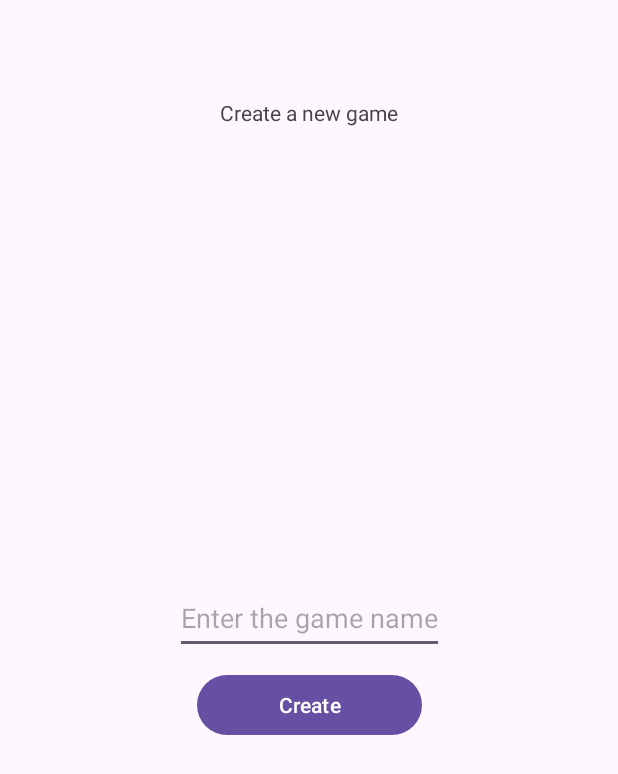
After one commit to PsyCowpathe/MunchkinLike-Client, an Android app: the layout new_game.xml on its own in the app's theme, with its tools: preview values and no code run, on a phone screen of 412 x 824 dp. The commit adds this screen. Shown: the top 774 px of the screen. Run offline under Robolectric (Android 15) with nearby library versions, the phone set to English and light mode, and no system bars.

Commit message:
User can now send game creation request

```diff
--- /dev/null
+++ b/app/src/main/res/layout/new_game.xml
@@ -0,0 +1,43 @@
+<?xml version="1.0" encoding="utf-8"?>
+<androidx.constraintlayout.widget.ConstraintLayout xmlns:android="http://schemas.android.com/apk/res/android"
+    xmlns:app="http://schemas.android.com/apk/res-auto"
+    xmlns:tools="http://schemas.android.com/tools"
+    android:layout_width="match_parent"
+    android:layout_height="match_parent"
+    tools:context=".MainActivity">
+
+    <TextView
+        android:layout_marginTop="65dp"
+        android:id="@+id/Title"
+        android:layout_width="wrap_content"
+        android:layout_height="wrap_content"
+        android:text="Create a new game"
+        app:layout_constraintTop_toTopOf="parent"
+        app:layout_constraintStart_toStartOf="parent"
+        app:layout_constraintEnd_toEndOf="parent"
+        />
+
+    <EditText
+        android:id="@+id/GameNameForm"
+        android:layout_width="wrap_content"
+        android:layout_height="48dp"
+        android:hint="Enter the game name"
+        android:inputType="text"
+        app:layout_constraintTop_toTopOf="parent"
+        app:layout_constraintBottom_toBottomOf="parent"
+        app:layout_constraintStart_toStartOf="parent"
+        app:layout_constraintEnd_toEndOf="parent"
+        />
+
+    <Button
+        android:id="@+id/CreateButton"
+        android:layout_width="150dp"
+        android:layout_height="wrap_content"
+        android:text="Create"
+        app:layout_constraintTop_toBottomOf="@+id/GameNameForm"
+        app:layout_constraintStart_toStartOf="parent"
+        app:layout_constraintEnd_toEndOf="parent"
+        android:layout_marginTop="10dp"
+        />
+
+</androidx.constraintlayout.widget.ConstraintLayout>
--- a/app/src/main/res/values/strings.xml
+++ b/app/src/main/res/values/strings.xml
@@ -1,4 +1,4 @@
 <resources>
     <string name="app_name">MunchkinLikeClient</string>
-    <string name="back_url">http://10.14.10.7:3630/</string>
+    <string name="back_url">http://10.13.8.3:3630/</string>
 </resources>
```
Also changed, not shown: app/src/main/java/com/example/munchkinlikeclient/MainActivity.kt (+92 -13 lines), app/src/main/res/layout/game_info.xml (added, +39 -0 lines), app/src/main/res/layout/user_profile.xml (+41 -5 lines).
